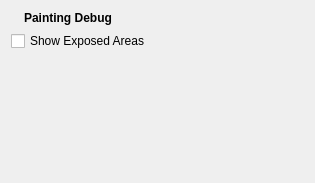
Qt form src/plugins/inspector/nokiaqtframework/painting/paintingpanel.ui (enricoros/k-qt-creator-inspector) before a commit.
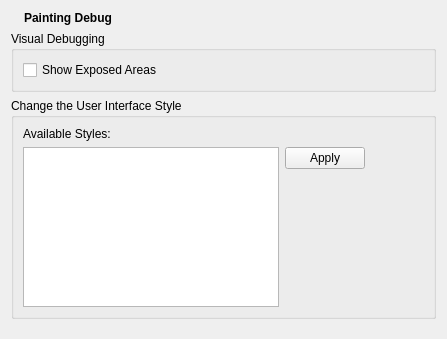
The same form after that commit. Icons and pictures are not drawn.

Commit message: Inspector: painting module: allow changing target's style

The edit to the form file:
```diff
--- a/src/plugins/inspector/nokiaqtframework/painting/paintingpanel.ui
+++ b/src/plugins/inspector/nokiaqtframework/painting/paintingpanel.ui
@@ -7,8 +7,8 @@
    <rect>
     <x>0</x>
     <y>0</y>
-    <width>315</width>
-    <height>183</height>
+    <width>447</width>
+    <height>339</height>
    </rect>
   </property>
   <layout class="QVBoxLayout" name="verticalLayout">
@@ -43,10 +43,74 @@
     </layout>
    </item>
    <item>
-    <widget class="QCheckBox" name="debugBox">
-     <property name="text">
-      <string>Show Exposed Areas</string>
+    <widget class="QGroupBox" name="groupBox">
+     <property name="title">
+      <string>Visual Debugging</string>
      </property>
+     <layout class="QVBoxLayout" name="verticalLayout_2">
+      <item>
+       <widget class="QCheckBox" name="debugBox">
+        <property name="text">
+         <string>Show Exposed Areas</string>
+        </property>
+       </widget>
+      </item>
+     </layout>
+    </widget>
+   </item>
+   <item>
+    <widget class="QGroupBox" name="groupBox_2">
+     <property name="title">
+      <string>Change the User Interface Style</string>
+     </property>
+     <layout class="QGridLayout" name="gridLayout">
+      <item row="1" column="0">
+       <widget class="QListWidget" name="styleListWidget">
+        <property name="editTriggers">
+         <set>QAbstractItemView::NoEditTriggers</set>
+        </property>
+        <property name="selectionBehavior">
+         <enum>QAbstractItemView::SelectRows</enum>
+        </property>
+        <property name="verticalScrollMode">
+         <enum>QAbstractItemView::ScrollPerPixel</enum>
+        </property>
+        <property name="sortingEnabled">
+         <bool>true</bool>
+        </property>
+       </widget>
+      </item>
+      <item row="1" column="1">
+       <widget class="QDialogButtonBox" name="styleBox">
+        <property name="orientation">
+         <enum>Qt::Vertical</enum>
+        </property>
+        <property name="standardButtons">
+         <set>QDialogButtonBox::Apply</set>
+        </property>
+       </widget>
+      </item>
+      <item row="0" column="2" rowspan="2">
+       <spacer name="horizontalSpacer">
+        <property name="orientation">
+         <enum>Qt::Horizontal</enum>
+        </property>
+        <property name="sizeHint" stdset="0">
+         <size>
+          <width>40</width>
+          <height>20</height>
+         </size>
+        </property>
+       </spacer>
+      </item>
+      <item row="0" column="0" colspan="2">
+       <widget class="QLabel" name="label_2">
+        <property name="text">
+         <string>Available Styles:</string>
+        </property>
+       </widget>
+      </item>
+     </layout>
     </widget>
    </item>
    <item>
```
The commit also changes 6 other files.
